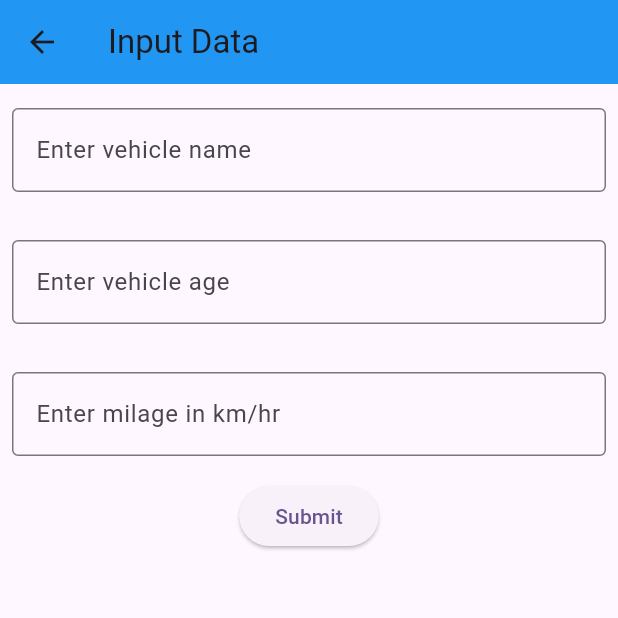
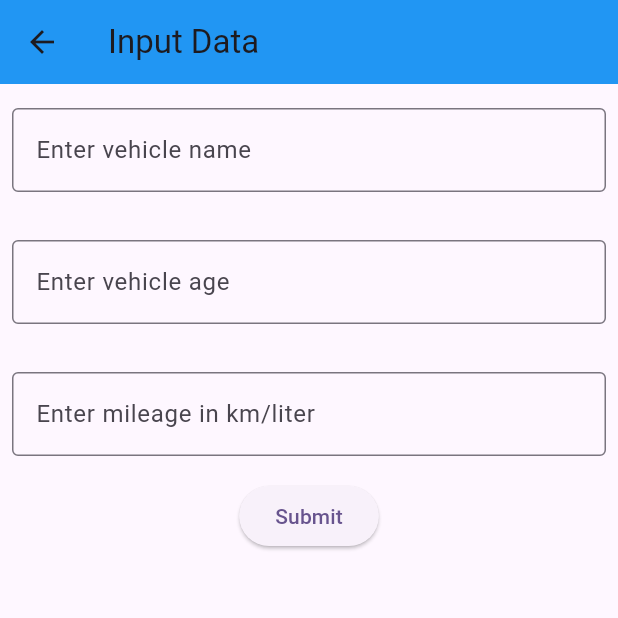
Before and after one commit to 1103Maheshwaran/vehicle-list, a Flutter app: the screen it shows after launch, after a tap on the "add" icon, on a phone screen of 412 x 824 dp, the top half of it. Run offline on Flutter 3.47's test engine with Material 3 defaults, Android fonts, the phone set to English and light mode, and no system bars; our stand-ins replace cloud_firestore, firebase_core, random_string; accounts and stored records are empty.

Commit message:
Step 3: feature addition Create & Read from firestore

```diff
--- a/lib/add_vehicle.dart
+++ b/lib/add_vehicle.dart
@@ -1,10 +1,16 @@
 import 'package:flutter/material.dart';
+import 'package:random_string/random_string.dart';
+import 'package:vehiclelist/firestore.dart';
 
 class AddVehicle extends StatelessWidget {
   const AddVehicle({super.key});
 
   @override
   Widget build(BuildContext context) {
+    FirestoreDatasource database = FirestoreDatasource();
+    TextEditingController nameController = TextEditingController();
+    TextEditingController ageController = TextEditingController();
+    TextEditingController mileageController = TextEditingController();
     return Scaffold(
         appBar: AppBar(
           title: const Text('Input Data'),
@@ -13,10 +19,11 @@ class AddVehicle extends StatelessWidget {
         body: Column(
           crossAxisAlignment: CrossAxisAlignment.start,
           children: <Widget>[
-            const Padding(
-              padding: EdgeInsets.symmetric(horizontal: 8, vertical: 16),
+            Padding(
+              padding: const EdgeInsets.symmetric(horizontal: 8, vertical: 16),
               child: TextField(
-                decoration: InputDecoration(
+                controller: nameController,
+                decoration: const InputDecoration(
                   border: OutlineInputBorder(),
                   hintText: 'Enter vehicle name',
                 ),
@@ -25,6 +32,7 @@ class AddVehicle extends StatelessWidget {
             Padding(
               padding: const EdgeInsets.symmetric(horizontal: 8, vertical: 16),
               child: TextFormField(
+                controller: ageController,
                 decoration: const InputDecoration(
                   border: OutlineInputBorder(),
                   labelText: 'Enter vehicle age',
@@ -34,17 +42,30 @@ class AddVehicle extends StatelessWidget {
             Padding(
               padding: const EdgeInsets.symmetric(horizontal: 8, vertical: 16),
               child: TextFormField(
+                controller: mileageController,
                 decoration: const InputDecoration(
                   border: OutlineInputBorder(),
-                  labelText: 'Enter milage in km/hr',
+                  labelText: 'Enter mileage in km/liter',
                 ),
               ),
             ),
             Row(
               mainAxisAlignment: MainAxisAlignment.center,
               children: [
-                ElevatedButton(onPressed:() {},
-                child: Text('Submit'),),
+                ElevatedButton(
+                  onPressed: () async {
+                    String id = randomAlphaNumeric(10);
+                    Map<String, dynamic> vehicleInfoMap = {
+                      "Name": nameController.text,
+                      "Age": ageController.text,
+                      "Mileage": mileageController.text
+                    };
+                    await database
+                        .addVehicleDetails(vehicleInfoMap, id)
+                        .then((value) => Navigator.pop(context));
+                  },
+                  child: Text('Submit'),
+                ),
               ],
             )
           ],
--- /dev/null
+++ b/lib/firestore.dart
@@ -0,0 +1,20 @@
+import 'package:cloud_firestore/cloud_firestore.dart';
+import 'package:firebase_core/firebase_core.dart';
+
+class FirestoreDatasource {
+  final FirebaseFirestore _firestore = FirebaseFirestore.instance;
+
+  Future addVehicleDetails(
+      Map<String, dynamic> vehicleInfoMap, String id) async {
+    return await _firestore.collection('Vehicle').doc(id).set(vehicleInfoMap);
+  }
+
+  Future<Stream<QuerySnapshot>> getVehicleDetails() async {
+    return _firestore.collection('Vehicle').snapshots();
+  }
+}
+/*
+Future<bool> AddVehicle(String vehicle, String mileage, int age) async{
+  await _firestore.collection('vehicle').set({})
+}
+*/
--- a/lib/home_screen_widget.dart
+++ b/lib/home_screen_widget.dart
@@ -1,5 +1,7 @@
+import 'package:cloud_firestore/cloud_firestore.dart';
 import 'package:flutter/material.dart';
 import 'package:vehiclelist/add_vehicle.dart';
+import 'package:vehiclelist/firestore.dart';
 import 'package:vehiclelist/vehicle_widget.dart';
 
 class HomeScreenWidget extends StatefulWidget {
@@ -10,14 +12,43 @@ class HomeScreenWidget extends StatefulWidget {
 }
 
 class _HomeScreenWidgetState extends State<HomeScreenWidget> {
+  Stream? vehicleStream;
+  getOnLoad() async {
+    vehicleStream = await FirestoreDatasource().getVehicleDetails();
+    setState(() {});
+    print("getOnLoad");
+  }
+
+  @override
+  void initState() {
+    getOnLoad();
+    super.initState();
+  }
+
+  Widget allVehicleDetails() {
+    return StreamBuilder(
+        stream: vehicleStream,
+        builder: (context, AsyncSnapshot snapShot) {
+          return snapShot.hasData
+              ? ListView.builder(
+                  itemCount: snapShot.data.docs.length,
+                  itemBuilder: (context, index) {
+                    DocumentSnapshot documentSnapshot =
+                        snapShot.data.docs[index];
+                    return VehicleWidget(documentSnapshot);
+                  })
+              : Container();
+        });
+  }
+
   @override
   Widget build(BuildContext context) {
     return Scaffold(
       backgroundColor: Colors.white,
       floatingActionButton: FloatingActionButton(
         onPressed: () {
-          Navigator.of(context).push(MaterialPageRoute(builder: (context) => AddVehicle()
-          ));
+          Navigator.of(context)
+              .push(MaterialPageRoute(builder: (context) => AddVehicle()));
         },
         backgroundColor: Colors.green,
         child: Icon(
@@ -25,10 +56,15 @@ class _HomeScreenWidgetState extends State<HomeScreenWidget> {
           size: 20,
         ),
       ),
-      body: SafeArea(child: ListView.builder(
-        itemBuilder: (context, index) {
-        return VehicleWidget();
-      }, itemCount: 10,)),
+      body: SafeArea(
+          child: Column(
+              //itemBuilder: (context, index) {
+              children: [
+            Expanded(child: allVehicleDetails()),
+          ]
+              //}//,
+              //itemCount: 3,
+              )),
     );
   }
 }
--- a/lib/main.dart
+++ b/lib/main.dart
@@ -3,12 +3,18 @@ import 'package:flutter/material.dart';
 import 'package:vehiclelist/add_vehicle.dart';
 import 'package:vehiclelist/home_screen_widget.dart';
 import 'package:vehiclelist/vehicle_widget.dart';
+import 'firebase_options.dart';
 
 void main() async {
+  WidgetsFlutterBinding.ensureInitialized();
+  await Firebase.initializeApp(
+    options: DefaultFirebaseOptions.currentPlatform,
+  );
   //await Firebase.initializeApp();
   runApp(
     MaterialApp(
       title: 'Vehicle List',
+      debugShowCheckedModeBanner: false,
       theme: ThemeData(
         colorScheme: ColorScheme.fromSeed(seedColor: Colors.deepPurple),
         useMaterial3: true,
--- a/lib/vehicle_model.dart
+++ /dev/null
@@ -1,7 +0,0 @@
-class Vehicle{
-  String id;
-  String name;
-  String milage;
-  int age;
-  Vehicle(this.id,this.name,this.milage,this.age);
-}
--- a/lib/vehicle_widget.dart
+++ b/lib/vehicle_widget.dart
@@ -1,7 +1,9 @@
+import 'package:cloud_firestore/cloud_firestore.dart';
 import 'package:flutter/material.dart';
 
 class VehicleWidget extends StatefulWidget {
-  const VehicleWidget({super.key});
+  final DocumentSnapshot documentSnapshot;
+  const VehicleWidget(this.documentSnapshot, {super.key});
 
   @override
   State<VehicleWidget> createState() => _VehicleState();
@@ -10,6 +12,7 @@ class VehicleWidget extends StatefulWidget {
 class _VehicleState extends State<VehicleWidget> {
   @override
   Widget build(BuildContext context) {
+    print("Name:  + $widget.documentSnapshot['Name']");
     return Padding(
       padding: EdgeInsets.symmetric(horizontal: 15, vertical: 15),
       child: Container(
@@ -33,19 +36,18 @@ class _VehicleState extends State<VehicleWidget> {
             crossAxisAlignment: CrossAxisAlignment.start,
             children: [
               SizedBox(height: 20),
-                Text("Name: ",
+              Text("Name:   ${widget.documentSnapshot['Name']}",
                   style: TextStyle(color: Colors.black, fontSize: 15)),
               SizedBox(height: 10),
-                Text("Mileage: ",
+              Text("Mileage: ${widget.documentSnapshot['Mileage']}",
                   style: TextStyle(color: Colors.black, fontSize: 15)),
               SizedBox(height: 10),
-                Text("Age: ",
+              Text("Age: ${widget.documentSnapshot['Age']}",
                   style: TextStyle(color: Colors.black, fontSize: 15))
             ],
           ),
         ),
       ),
     );
-
   }
 }
--- a/pubspec.yaml
+++ b/pubspec.yaml
@@ -38,6 +38,7 @@ dependencies:
   firebase_auth: ^5.4.2
   cloud_firestore: ^5.6.3
   firebase_analytics: ^11.4.2
+  random_string: ^2.3.1
 
 dev_dependencies:
   flutter_test:
```
Also changed, not shown: pubspec.lock. Lines whose indentation alone changed are shown as unchanged.
